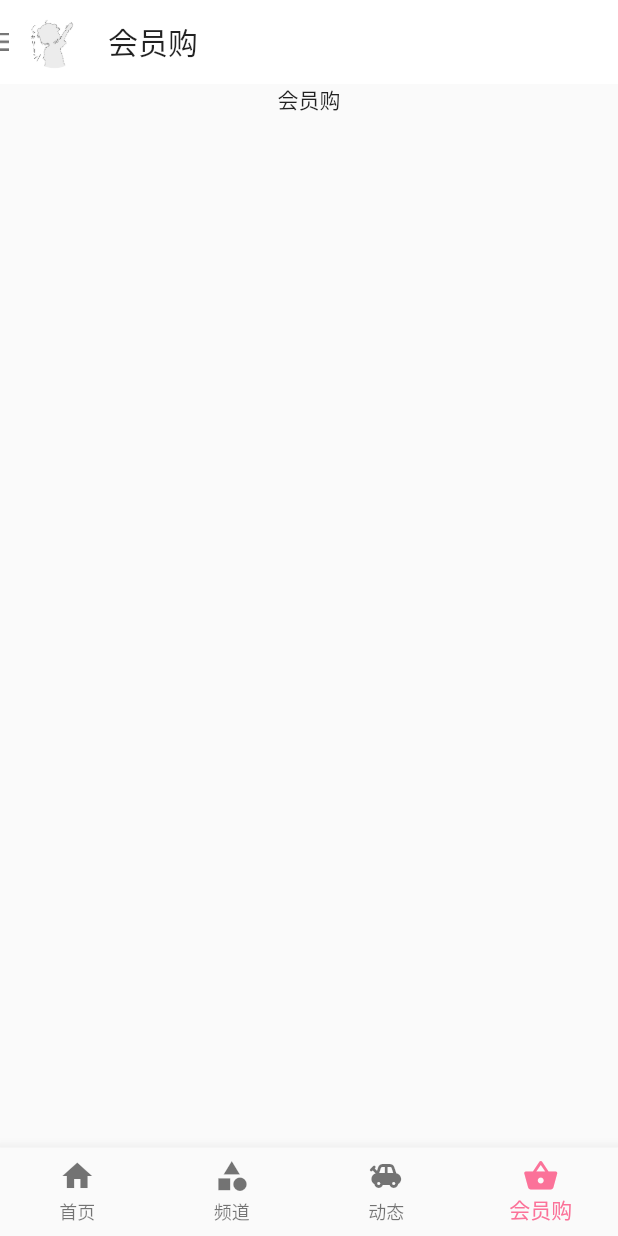
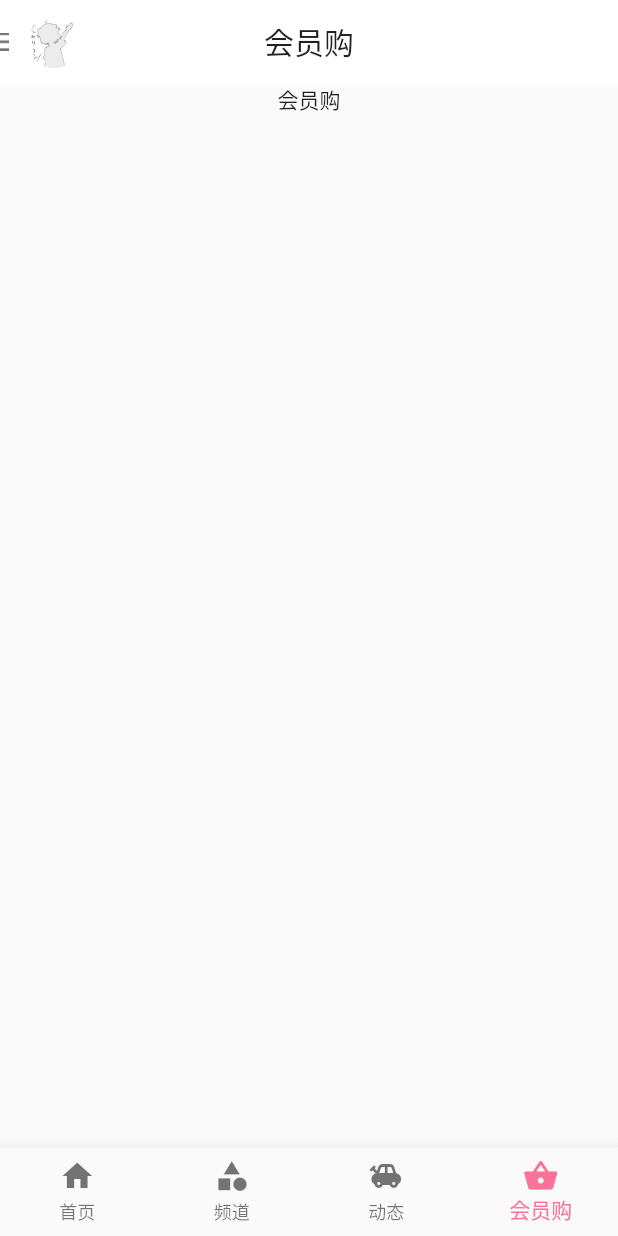
Before and after one commit to hayatesa/bilibili_mock, a Flutter app: the screen it shows after launch, item 4 of the bottom bar chosen, on a phone screen of 412 x 824 dp. Run offline on Flutter 3.47's test engine with Material 2 defaults, Android fonts, the phone set to English and light mode, and no system bars.

```diff
--- a/lib/contants/theme.dart
+++ b/lib/contants/theme.dart
@@ -1,6 +1,6 @@
 import 'package:flutter/material.dart';
 
-const Color PRIMARY_PINK = Color.fromARGB(255, 251, 114, 153);
-const Color PRIMARY_GREY = Color.fromARGB(255, 115, 115, 115);
-const Color MID_GREY = Color.fromARGB(255, 190, 190, 190);
-const Color LIGHT_GREY = Color.fromARGB(255, 244, 244, 244);
+const Color PINK_PRIMARY = Color.fromARGB(255, 251, 114, 153);
+const Color GREY_PRIMARY = Color.fromARGB(255, 115, 115, 115);
+const Color GREY_MID = Color.fromARGB(255, 190, 190, 190);
+const Color GREY_LIGHT = Color.fromARGB(255, 244, 244, 244);
--- a/lib/main.dart
+++ b/lib/main.dart
@@ -1,8 +1,7 @@
 import 'package:bilibli_mock/route/routes.dart';
-import 'package:bilibli_mock/route/static_page_route.dart';
+import 'package:bilibli_mock/route/page_route.dart';
 import 'package:bilibli_mock/views/not_found.dart';
 import 'package:flutter/material.dart';
-
 
 main() => runApp(App());
 
@@ -10,11 +9,15 @@ class App extends StatelessWidget {
   const App({Key key}) : super(key: key);
 
   Route onGenerateRoute(RouteSettings settings) {
-    for (AppRouter route in routes) {
-      if(settings.name == route.name) {
+    for (AppRoute route in routes) {
+      if (settings.name == route.name) {
         return route.build(settings);
       }
     }
+    return null;
+  }
+
+  Route onUnknownRoute(RouteSettings settings) {
     return StaticPageRoute(settings, NotFound());
   }
 
@@ -22,12 +25,11 @@ class App extends StatelessWidget {
   Widget build(BuildContext context) {
     return Container(
       child: MaterialApp(
-        theme: ThemeData(
-          primaryColor: Color.fromARGB(255, 255, 255, 255)
-        ),
+        theme: ThemeData(primaryColor: Color.fromARGB(255, 255, 255, 255)),
         title: 'Bilibili',
         initialRoute: '/home',
         onGenerateRoute: onGenerateRoute,
+        onUnknownRoute: onUnknownRoute,
       ),
     );
   }
--- a/lib/route/routes.dart
+++ b/lib/route/routes.dart
@@ -1,22 +1,24 @@
-import 'package:bilibli_mock/route/static_page_route.dart';
+import 'package:bilibli_mock/route/page_route.dart';
 import 'package:bilibli_mock/views/buy.dart';
 import 'package:bilibli_mock/views/channel.dart';
 import 'package:bilibli_mock/views/first_screen.dart';
 import 'package:bilibli_mock/views/home.dart';
 import 'package:bilibli_mock/views/moment.dart';
 import 'package:bilibli_mock/views/not_found.dart';
+import 'package:bilibli_mock/views/search.dart';
 
-class AppRouter {
+class AppRoute {
   final String name;
   final Function build;
-  const AppRouter(this.name, this.build);
+  const AppRoute(this.name, this.build);
 }
 
 List routes = [
-  AppRouter('/',  (settings) => StaticPageRoute(settings, FirstScreen())),
-  AppRouter('/home',  (settings) => StaticPageRoute(settings, Home())),
-  AppRouter('/channel',  (settings) => StaticPageRoute(settings, Channel())),
-  AppRouter('/moment',  (settings) => StaticPageRoute(settings, Moment())),
-  AppRouter('/buy',  (settings) => StaticPageRoute(settings, Buy())),
-  AppRouter('/404',  (settings) => StaticPageRoute(settings, NotFound())),
+  AppRoute('/',  (settings) => StaticPageRoute(settings, FirstScreen())),
+  AppRoute('/home',  (settings) => StaticPageRoute(settings, Home())),
+  AppRoute('/channel',  (settings) => StaticPageRoute(settings, Channel())),
+  AppRoute('/moment',  (settings) => StaticPageRoute(settings, Moment())),
+  AppRoute('/buy',  (settings) => StaticPageRoute(settings, Buy())),
+  AppRoute('/search',  (settings) => LeftSlidePageRoute(settings, Search())),
+  AppRoute('/404',  (settings) => StaticPageRoute(settings, NotFound())),
 ];
--- a/lib/route/static_page_route.dart
+++ /dev/null
@@ -1,87 +0,0 @@
-import 'package:flutter/material.dart';
-
-class StaticPageRoute extends PageRouteBuilder {
-  final Widget widget;
-  final RouteSettings settings;
-
-  StaticPageRoute(this.settings, this.widget)
-      : super(
-            settings: settings,
-            // 设置过度时间
-            // transitionDuration: Duration(seconds: 0),
-            // 构造器
-            pageBuilder: (
-              // 上下文和动画
-              BuildContext context,
-              Animation<double> animaton1,
-              Animation<double> animaton2,
-            ) {
-              return widget;
-            },
-            // transitionsBuilder: (
-            //   BuildContext context,
-            //   Animation<double> animaton1,
-            //   Animation<double> animaton2,
-            //   Widget child,
-            // ) {
-            //   return FadeTransition(
-            //     opacity: Tween(begin: 0.0, end: 1.0).animate(CurvedAnimation(
-            //         parent: animaton1,
-            //         curve: Curves.fastOutSlowIn,
-            //       )),
-            //       child: child,
-            //     );
-              // 需要什么效果把注释打开就行了
-              // 渐变效果
-              // return FadeTransition(
-              //   // 从0开始到1
-              //   opacity: Tween(begin: 0.0, end: 1.0).animate(CurvedAnimation(
-              //     // 传入设置的动画
-              //     parent: animaton1,
-              //     // 设置效果，快进漫出   这里有很多内置的效果
-              //     curve: Curves.fastOutSlowIn,
-              //   )),
-              //   child: child,
-              // );
-
-              // 缩放动画效果
-              // return ScaleTransition(
-              //   scale: Tween(begin: 0.0,end: 1.0).animate(CurvedAnimation(
-              //     parent: animaton1,
-              //     curve: Curves.fastOutSlowIn
-              //   )),
-              //   child: child,
-              // );
-
-              // 旋转加缩放动画效果
-              // return RotationTransition(
-              //   turns: Tween(begin: 0.0,end: 1.0)
-              //   .animate(CurvedAnimation(
-              //     parent: animaton1,
-              //     curve: Curves.fastOutSlowIn,
-              //   )),
-              //   child: ScaleTransition(
-              //     scale: Tween(begin: 0.0,end: 1.0)
-              //     .animate(CurvedAnimation(
-              //       parent: animaton1,
-              //       curve: Curves.fastOutSlowIn
-              //     )),
-              //     child: child,
-              //   ),
-              // );
-
-              // 左右滑动动画效果
-              // return SlideTransition(
-              //   position: Tween<Offset>(
-              //     // 设置滑动的 X , Y 轴
-              //     begin: Offset(-1.0, 0.0),
-              //     end: Offset(0.0,0.0)
-              //   ).animate(CurvedAnimation(
-              //     parent: animaton1,
-              //     curve: Curves.fastOutSlowIn
-              //   )),
-              //   child: child,
-              // );
-            // }
-          );
-}
--- a/lib/widgets/base_layout.dart
+++ b/lib/widgets/base_layout.dart
@@ -12,11 +12,9 @@ class BaseLayout extends StatefulWidget {
   State<StatefulWidget> createState() {
     return _BaseLayoutState();
   }
-
 }
 
 class _BaseLayoutState extends State<BaseLayout> {
-
   String name;
   int count = 0;
   int currentIndex = 0;
@@ -37,6 +35,7 @@ class _BaseLayoutState extends State<BaseLayout> {
         length: 6,
         child: Scaffold(
           appBar: AppBar(
+            centerTitle: true,
             leading: Builder(
               builder: (context) => GestureDetector(
                 onTap: () {
@@ -59,12 +58,13 @@ class _BaseLayoutState extends State<BaseLayout> {
                             width: 36,
                           ),
                         ),
-                        )
+                      ),
                     ],
-                    )),
                   ),
                 ),
-            elevation: 0,
+              ),
+            ),
+            elevation: 0, // 标题栏阴影
             title: widget.title,
             bottom: widget.tabBar,
           ),
@@ -75,7 +75,7 @@ class _BaseLayoutState extends State<BaseLayout> {
                 DrawerHeader(
                   child: Text('Drawer Header'),
                   decoration: BoxDecoration(
-                    color: LIGHT_GREY,
+                    color: GREY_LIGHT,
                   ),
                 ),
                 ListTile(
@@ -90,7 +90,7 @@ class _BaseLayoutState extends State<BaseLayout> {
                   leading: Icon(Icons.history),
                   title: Text('历史记录'),
                   onTap: () {
-                    // Navigator.pop(context);
+                    Navigator.pushNamed(context, '/404');
                   },
                 ),
                 ListTile(
@@ -192,7 +192,7 @@ class _BaseLayoutState extends State<BaseLayout> {
           body: widget.body,
           bottomNavigationBar: BottomNavigationBar(
             type: BottomNavigationBarType.fixed,
-            selectedItemColor: PRIMARY_PINK,
+            selectedItemColor: PINK_PRIMARY,
             items: const <BottomNavigationBarItem>[
               BottomNavigationBarItem(
                 icon: Icon(Icons.home),
@@ -214,7 +214,8 @@ class _BaseLayoutState extends State<BaseLayout> {
             currentIndex: currentIndex >= 0 ? currentIndex : 0,
             onTap: (index) {
               name = routes[index];
-              Navigator.pushNamedAndRemoveUntil(context, name, (route) => route == null);
+              Navigator.pushNamedAndRemoveUntil(
+                  context, name, (route) => route == null);
               // Navigator.push(context, MaterialPageRoute(builder: (context) => Channel()));
               setState(() {});
             },
```
Also changed, not shown: lib/route/page_route.dart (added, +124 -0 lines), lib/views/home.dart (+15 -10 lines), lib/views/not_found.dart (+5 -2 lines), lib/views/search.dart (added, +82 -0 lines), lib/widgets/home_bar.dart (deleted). Lines whose indentation alone changed are shown as unchanged.
